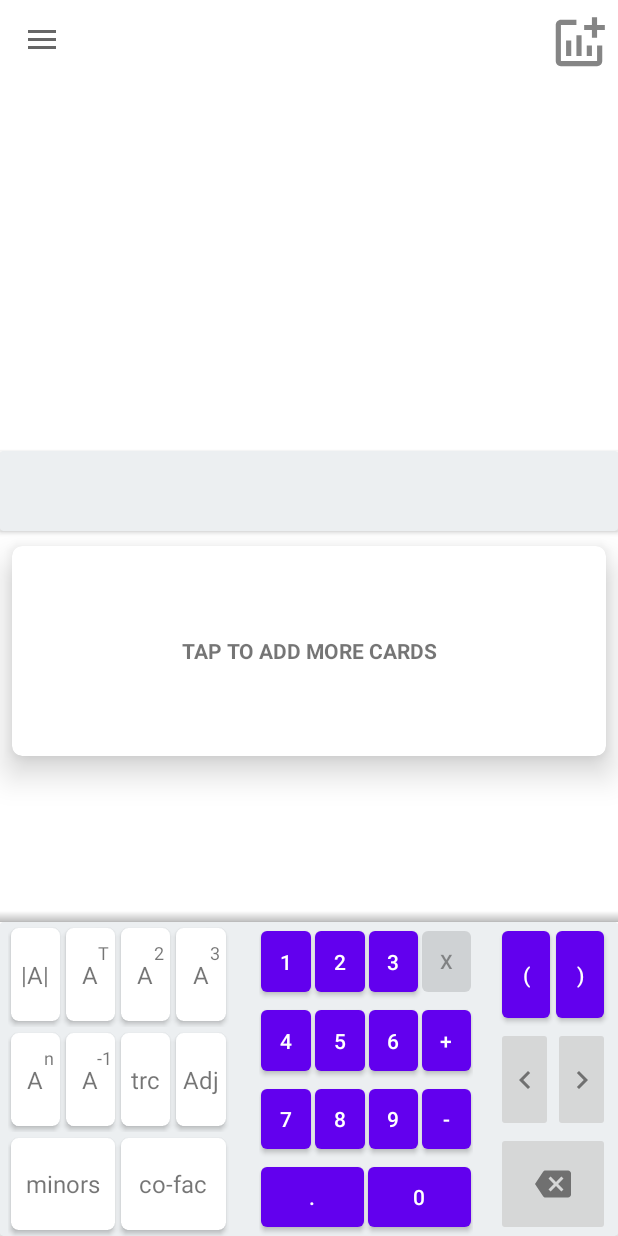
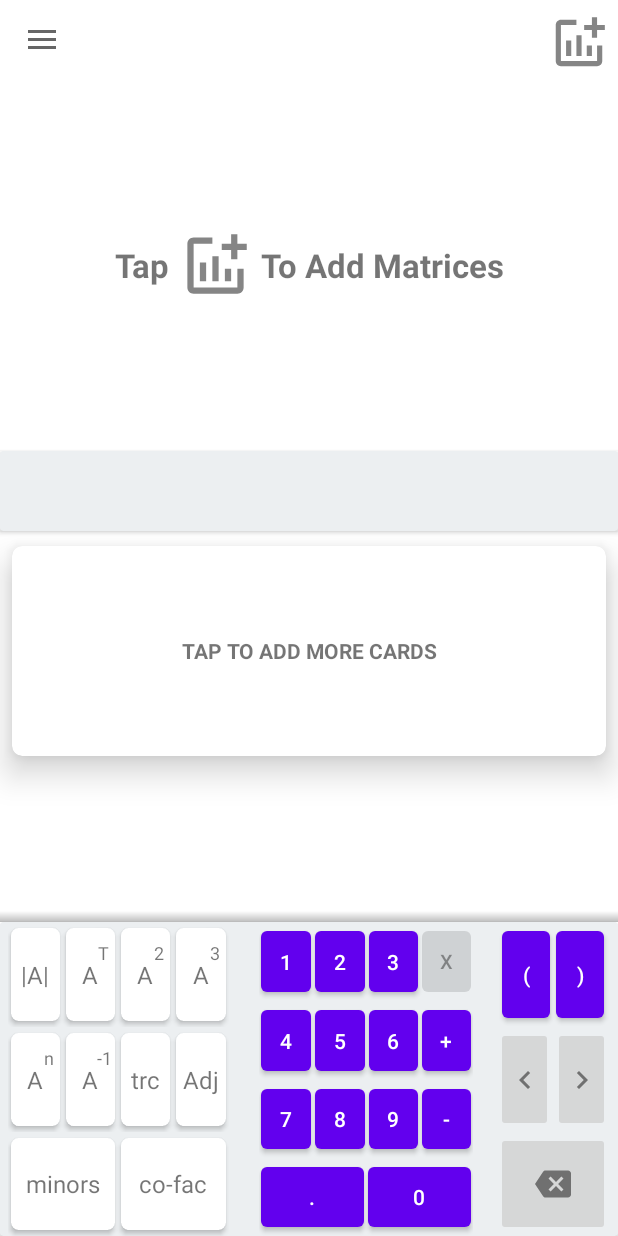
Before and after one commit to IjlalAhmad845/MatrixCalculator, an Android app: the screen it shows after launch (MainActivity), on a phone screen of 412 x 824 dp. Run offline under Robolectric (Android 15) with nearby library versions, the phone set to English and light mode, and no system bars.

Commit message:
Added Hint to add matrix cards and has set matrix cards limit to 'Z'

```diff
--- a/app/src/main/java/com/example/navigation/MainActivity.java
+++ b/app/src/main/java/com/example/navigation/MainActivity.java
@@ -44,7 +44,7 @@ public class MainActivity extends AppCompatActivity {
     ActionBarDrawerToggle toggle;
     DrawerLayout drawerLayout;
 
-    LinearLayout linearLayout,verticalLL;
+    LinearLayout linearLayout,verticalLL,addMatrixCardsHintLayout;
     HorizontalScrollView scrollView;
     ScrollView scrollView2;
     int counter1=0,counter2=0;
@@ -89,6 +89,8 @@ public class MainActivity extends AppCompatActivity {
 
         linearLayout=findViewById(R.id.linearLayout);
         scrollView=findViewById(R.id.scrollview);
+
+        addMatrixCardsHintLayout=findViewById(R.id.hintLayout);
 
         verticalLL=findViewById(R.id.VerticalLL);
         scrollView2=findViewById(R.id.scrollView2);
@@ -158,19 +160,23 @@ public class MainActivity extends AppCompatActivity {
     /**=================================================== DYNAMIC MATRIX PREVIEW CARDS =======================================================**/
     public void addCards(View v){
 
+        if(counter1==0)
+            addMatrixCardsHintLayout.setVisibility(View.GONE);
+
+        if(counter1<26) {
             CardView cardView = new CardView(this);
 
             matrixCardsParams = new LinearLayout.LayoutParams(
-                linearLayout.getWidth()/linearLayout.getChildCount()-linearLayout.getWidth()/linearLayout.getChildCount()/10,
-                linearLayout.getHeight()-linearLayout.getHeight()/5
+                    linearLayout.getWidth() / linearLayout.getChildCount() - linearLayout.getWidth() / linearLayout.getChildCount() / 10,
+                    linearLayout.getHeight() - linearLayout.getHeight() / 5
             );
-        matrixCardsParams.setMargins(linearLayout.getWidth()/linearLayout.getChildCount()/20, linearLayout.getHeight()/10, linearLayout.getWidth()/linearLayout.getChildCount()/20,linearLayout.getHeight()/10);
+            matrixCardsParams.setMargins(linearLayout.getWidth() / linearLayout.getChildCount() / 20, linearLayout.getHeight() / 10, linearLayout.getWidth() / linearLayout.getChildCount() / 20, linearLayout.getHeight() / 10);
 
             cardView.setLayoutParams(matrixCardsParams);
 
 
-        ConstraintLayout Cl=new ConstraintLayout(this);
-        ImageButton removeButton=new ImageButton(this);
+            ConstraintLayout Cl = new ConstraintLayout(this);
+            ImageButton removeButton = new ImageButton(this);
             removeButton.setId(View.generateViewId());
             removeButton.setImageResource(R.drawable.ic_trash);
             removeButton.setBackgroundColor(Color.TRANSPARENT);
@@ -181,11 +187,11 @@ public class MainActivity extends AppCompatActivity {
             editButton.setBackgroundColor(Color.TRANSPARENT);
 
 
-        TextView matrixName=new TextView(this);
+            TextView matrixName = new TextView(this);
 
             //recycler name mechanism that recycles deleted names to new matrices
-        for(int i=0;i<26;i++){
-            if(!matrixNamesStringList.contains(alphabets[i])){
+            for (int i = 0; i < 26; i++) {
+                if (!matrixNamesStringList.contains(alphabets[i])) {
                     matrixName.setText(alphabets[i]);
                     matrixNamesStringList.add(alphabets[i]);
                     break;
@@ -201,7 +207,7 @@ public class MainActivity extends AppCompatActivity {
 
 
             //Linear Layout Container of Whole matrix skeleton
-        LinearLayout matrixPreviewContainerLL=new LinearLayout(this);
+            LinearLayout matrixPreviewContainerLL = new LinearLayout(this);
             matrixPreviewContainerLL.setOrientation(LinearLayout.HORIZONTAL);
             matrixPreviewContainerLL.setLayoutParams(new ConstraintLayout.LayoutParams(ViewGroup.LayoutParams.WRAP_CONTENT, ViewGroup.LayoutParams.WRAP_CONTENT));
             matrixPreviewContainerLL.setId(View.generateViewId());
@@ -211,39 +217,37 @@ public class MainActivity extends AppCompatActivity {
 
             //loop for adding Vertical Linear layouts in above Container
             //Columns
-        for(int i=0;i<5;i++){
-            LinearLayout matrixPreviewLLArray=new LinearLayout(this);
+            for (int i = 0; i < 5; i++) {
+                LinearLayout matrixPreviewLLArray = new LinearLayout(this);
                 matrixPreviewLLArray.setOrientation(LinearLayout.VERTICAL);
                 matrixPreviewLLArray.setGravity(Gravity.CENTER);
                 matrixPreviewLLArray.setLayoutParams(new ConstraintLayout.LayoutParams(ViewGroup.LayoutParams.WRAP_CONTENT, ViewGroup.LayoutParams.WRAP_CONTENT));
 
 
-
                 matrixPreviewTextviewList.get(counter1).add(new ArrayList<>());
-
 
 
                 //loop for adding TextViews in Vertical Linear layouts in container LL
                 //rows
-            for(int j=0;j<5;j++){
-                TextView matrixPreviewTextviewArray=new TextView(this);
+                for (int j = 0; j < 5; j++) {
+                    TextView matrixPreviewTextviewArray = new TextView(this);
 
                     LinearLayout.LayoutParams params = new LinearLayout.LayoutParams(
                             ViewGroup.LayoutParams.WRAP_CONTENT,
                             ViewGroup.LayoutParams.WRAP_CONTENT
                     );
-                params.setMargins(matrixCardsParams.width/32, 0,matrixCardsParams.width/32,0);
+                    params.setMargins(matrixCardsParams.width / 32, 0, matrixCardsParams.width / 32, 0);
 
-                matrixPreviewTextviewArray.setTextSize(matrixCardsParams.width/5/5);
+                    matrixPreviewTextviewArray.setTextSize(matrixCardsParams.width / 5 / 5);
 
-                if(matricesState)
+                    if (matricesState)
                         matrixPreviewTextviewArray.setText("0");
-                else{
-                    if(i==j)matrixPreviewTextviewArray.setText("1");
+                    else {
+                        if (i == j) matrixPreviewTextviewArray.setText("1");
                         else matrixPreviewTextviewArray.setText("0");
                     }
 
-                matrixPreviewLLArray.addView(matrixPreviewTextviewArray,params);
+                    matrixPreviewLLArray.addView(matrixPreviewTextviewArray, params);
 
                     matrixPreviewTextviewList.get(counter1).get(i).add(matrixPreviewTextviewArray);
 
@@ -252,25 +256,23 @@ public class MainActivity extends AppCompatActivity {
                 matrixPreviewContainerLL.addView(matrixPreviewLLArray);
             }
 
-        for(int i=0;i<5;i++){
-            for(int j=0;j<5;j++)
+            for (int i = 0; i < 5; i++) {
+                for (int j = 0; j < 5; j++)
                     matrixPreviewTextviewList.get(counter1).get(i).get(j).setVisibility(View.GONE);
             }
 
-        for(int i=0;i<matrixCols;i++){
-            for(int j=0;j<matrixRows;j++)
+            for (int i = 0; i < matrixCols; i++) {
+                for (int j = 0; j < matrixRows; j++)
                     matrixPreviewTextviewList.get(counter1).get(i).get(j).setVisibility(View.VISIBLE);
             }
 
 
-
             //ripple effect
             TypedValue outValue = new TypedValue();
-        this.getTheme().resolveAttribute(android.R.attr.selectableItemBackgroundBorderless,outValue, true);
+            this.getTheme().resolveAttribute(android.R.attr.selectableItemBackgroundBorderless, outValue, true);
 
             removeButton.setBackgroundResource(outValue.resourceId);
             editButton.setBackgroundResource(outValue.resourceId);
-
 
 
             Cl.addView(removeButton);
@@ -284,26 +286,24 @@ public class MainActivity extends AppCompatActivity {
             matrixNamesTextviewList.add(matrixName);
 
             //connecting different Constraints programmatically on Constraint layout
-        ConstraintSet set=new ConstraintSet();
+            ConstraintSet set = new ConstraintSet();
             set.clone(Cl);
-        set.connect(removeButton.getId(),ConstraintSet.RIGHT,ConstraintSet.PARENT_ID,ConstraintSet.RIGHT,matrixCardsParams.width/24);
-        set.connect(removeButton.getId(),ConstraintSet.TOP,ConstraintSet.PARENT_ID,ConstraintSet.TOP,0);
+            set.connect(removeButton.getId(), ConstraintSet.RIGHT, ConstraintSet.PARENT_ID, ConstraintSet.RIGHT, matrixCardsParams.width / 24);
+            set.connect(removeButton.getId(), ConstraintSet.TOP, ConstraintSet.PARENT_ID, ConstraintSet.TOP, 0);
 
-        set.connect(editButton.getId(),ConstraintSet.RIGHT,ConstraintSet.PARENT_ID,ConstraintSet.RIGHT,matrixCardsParams.width/24);
-        set.connect(editButton.getId(),ConstraintSet.BOTTOM,ConstraintSet.PARENT_ID,ConstraintSet.BOTTOM,0);
+            set.connect(editButton.getId(), ConstraintSet.RIGHT, ConstraintSet.PARENT_ID, ConstraintSet.RIGHT, matrixCardsParams.width / 24);
+            set.connect(editButton.getId(), ConstraintSet.BOTTOM, ConstraintSet.PARENT_ID, ConstraintSet.BOTTOM, 0);
 
-        set.connect(matrixName.getId(),ConstraintSet.RIGHT,ConstraintSet.PARENT_ID,ConstraintSet.RIGHT,matrixCardsParams.width/8);
-        set.connect(matrixName.getId(),ConstraintSet.LEFT,ConstraintSet.PARENT_ID,ConstraintSet.LEFT,0);
-        set.connect(matrixName.getId(),ConstraintSet.TOP,ConstraintSet.PARENT_ID,ConstraintSet.TOP,matrixCardsParams.height/24);
+            set.connect(matrixName.getId(), ConstraintSet.RIGHT, ConstraintSet.PARENT_ID, ConstraintSet.RIGHT, matrixCardsParams.width / 8);
+            set.connect(matrixName.getId(), ConstraintSet.LEFT, ConstraintSet.PARENT_ID, ConstraintSet.LEFT, 0);
+            set.connect(matrixName.getId(), ConstraintSet.TOP, ConstraintSet.PARENT_ID, ConstraintSet.TOP, matrixCardsParams.height / 24);
 
 
-        set.connect(matrixPreviewContainerLL.getId(),ConstraintSet.LEFT,ConstraintSet.PARENT_ID,ConstraintSet.LEFT,0);
-        set.connect(matrixPreviewContainerLL.getId(),ConstraintSet.RIGHT,ConstraintSet.PARENT_ID,ConstraintSet.RIGHT,matrixCardsParams.width/8);
-        set.connect(matrixPreviewContainerLL.getId(),ConstraintSet.BOTTOM,ConstraintSet.PARENT_ID,ConstraintSet.BOTTOM,0);
-        set.connect(matrixPreviewContainerLL.getId(),ConstraintSet.TOP,ConstraintSet.PARENT_ID,ConstraintSet.TOP,0);
+            set.connect(matrixPreviewContainerLL.getId(), ConstraintSet.LEFT, ConstraintSet.PARENT_ID, ConstraintSet.LEFT, 0);
+            set.connect(matrixPreviewContainerLL.getId(), ConstraintSet.RIGHT, ConstraintSet.PARENT_ID, ConstraintSet.RIGHT, matrixCardsParams.width / 8);
+            set.connect(matrixPreviewContainerLL.getId(), ConstraintSet.BOTTOM, ConstraintSet.PARENT_ID, ConstraintSet.BOTTOM, 0);
+            set.connect(matrixPreviewContainerLL.getId(), ConstraintSet.TOP, ConstraintSet.PARENT_ID, ConstraintSet.TOP, 0);
             set.applyTo(Cl);
-
-
 
 
             cardView.setElevation(10f);
@@ -312,7 +312,7 @@ public class MainActivity extends AppCompatActivity {
             cardView.setAlpha(0f);
 
             //adding upcoming cards to horizontal scroll view
-        linearLayout.addView(cardView,linearLayout.getChildCount()-1);
+            linearLayout.addView(cardView, linearLayout.getChildCount() - 1);
 
             cardView.animate().alpha(1.0f).setDuration(200).setListener(null);
             scrollView.fullScroll(View.FOCUS_RIGHT);
@@ -344,6 +344,8 @@ public class MainActivity extends AppCompatActivity {
                             //rollback counter by 1
                             counter1--;
 
+                            if (counter1 == 0)
+                                addMatrixCardsHintLayout.setVisibility(View.VISIBLE);
                             super.onAnimationEnd(animation);
                         }
                     });
@@ -354,9 +356,9 @@ public class MainActivity extends AppCompatActivity {
             editButton.setOnClickListener(v1 -> {
                 //ArrayList<TextView> object = new ArrayList<>();
                 matrixPreviewStringList.clear();
-            for(int i = 0; i< matrixColsList.get(matrixPreviewIDList.indexOf(matrixPreviewContainerLL.getId())); i++){
+                for (int i = 0; i < matrixColsList.get(matrixPreviewIDList.indexOf(matrixPreviewContainerLL.getId())); i++) {
                     matrixPreviewStringList.add(new ArrayList<>());
-                for(int j = 0; j< matrixRowsList.get(matrixPreviewIDList.indexOf(matrixPreviewContainerLL.getId())); j++)
+                    for (int j = 0; j < matrixRowsList.get(matrixPreviewIDList.indexOf(matrixPreviewContainerLL.getId())); j++)
                         matrixPreviewStringList.get(i).add(matrixPreviewTextviewList.get(matrixPreviewIDList.indexOf(matrixPreviewContainerLL.getId())).get(i).get(j).getText().toString());
                 }
 
@@ -364,9 +366,9 @@ public class MainActivity extends AppCompatActivity {
                 Intent intent = new Intent(getApplicationContext(), MatrixInput.class);
                 Bundle bundle = new Bundle();
                 bundle.putSerializable("com.example.navigation.index", matrixPreviewIDList.indexOf(matrixPreviewContainerLL.getId()));
-            bundle.putSerializable("com.example.navigation.String_list",matrixPreviewStringList);
-            bundle.putSerializable("com.example.navigation.columns",matrixPreviewStringList.get(0).size());
-            bundle.putSerializable("com.example.navigation.rows",matrixPreviewStringList.size());
+                bundle.putSerializable("com.example.navigation.String_list", matrixPreviewStringList);
+                bundle.putSerializable("com.example.navigation.columns", matrixPreviewStringList.get(0).size());
+                bundle.putSerializable("com.example.navigation.rows", matrixPreviewStringList.size());
                 bundle.putSerializable("com.example.navigation.matrixName", matrixNamesStringList.get(matrixPreviewIDList.indexOf(matrixPreviewContainerLL.getId())));
                 bundle.putSerializable("com.example.navigation.matrixNames", matrixNamesStringList);
                 intent.putExtras(bundle);
@@ -381,18 +383,17 @@ public class MainActivity extends AppCompatActivity {
                 String str;
                 int cursorIndex;
 
-                    for(int i=0;i<editTextList.size();i++) {
+                for (int i = 0; i < editTextList.size(); i++) {
                     if (editTextList.get(i).isFocused()) {
                         str = editTextList.get(i).getText().toString();
                         cursorIndex = editTextList.get(i).getSelectionStart();
 
-                            if(cursorIndex>0 && (Character.isLetterOrDigit(str.charAt(cursorIndex-1)) || str.charAt(cursorIndex-1)==')')){
-                                editTextList.get(i).setText(str.substring(0,cursorIndex)+"·"+matrixNamesStringList.get(matrixPreviewIDList.indexOf(matrixPreviewContainerLL.getId()))+str.substring(cursorIndex));
-                                editTextList.get(i).setSelection(cursorIndex+2);
-                            }
-                            else {
-                                editTextList.get(i).setText(str.substring(0,cursorIndex)+matrixNamesStringList.get(matrixPreviewIDList.indexOf(matrixPreviewContainerLL.getId()))+str.substring(cursorIndex));
-                                editTextList.get(i).setSelection(cursorIndex+1);
+                        if (cursorIndex > 0 && (Character.isLetterOrDigit(str.charAt(cursorIndex - 1)) || str.charAt(cursorIndex - 1) == ')')) {
+                            editTextList.get(i).setText(str.substring(0, cursorIndex) + "·" + matrixNamesStringList.get(matrixPreviewIDList.indexOf(matrixPreviewContainerLL.getId())) + str.substring(cursorIndex));
+                            editTextList.get(i).setSelection(cursorIndex + 2);
+                        } else {
+                            editTextList.get(i).setText(str.substring(0, cursorIndex) + matrixNamesStringList.get(matrixPreviewIDList.indexOf(matrixPreviewContainerLL.getId())) + str.substring(cursorIndex));
+                            editTextList.get(i).setSelection(cursorIndex + 1);
                         }
 
                         //activated operator buttons after pressing Matrix cards
@@ -405,12 +406,13 @@ public class MainActivity extends AppCompatActivity {
                 }
 
 
-
             });
 
             //ONE OF THE MOST IMPORTANT VARIABLE (Controls all the array lists)
             counter1++;
-
+        }
+        else
+            Toast.makeText(getApplicationContext(), "Matrix Cards Limit Reached", Toast.LENGTH_SHORT).show();
     }
 /**=================================================== DYNAMIC TEXT FIELDS =======================================================**/
     public void addResultField(){
--- a/app/src/main/res/layout/activity_feedback.xml
+++ b/app/src/main/res/layout/activity_feedback.xml
@@ -121,7 +121,7 @@
             android:layout_height="0dp"
             android:layout_weight="3"
             android:layout_margin="5dp"
-            android:hint="Content"
+            android:hint="Feedback"
             >
 
             <com.google.android.material.textfield.TextInputEditText
--- a/app/src/main/res/layout/activity_main.xml
+++ b/app/src/main/res/layout/activity_main.xml
@@ -6,7 +6,8 @@
     android:layout_height="match_parent"
     tools:context=".MainActivity"
     android:id="@+id/drawer"
-    tools:openDrawer="start">
+
+    >
 
     <androidx.constraintlayout.widget.ConstraintLayout
         android:layout_width="match_parent"
@@ -23,6 +24,42 @@
             app:titleTextColor="@color/white"
             tools:layout_editor_absoluteX="0dp" />
 
+
+        <LinearLayout
+            android:id="@+id/hintLayout"
+            android:layout_width="wrap_content"
+            android:layout_height="wrap_content"
+            app:layout_constraintWidth_percent=".7"
+            app:layout_constraintHeight_percent=".2"
+            android:orientation="horizontal"
+            app:layout_constraintBottom_toBottomOf="@+id/scrollview"
+            app:layout_constraintEnd_toEndOf="parent"
+            app:layout_constraintStart_toStartOf="parent"
+            app:layout_constraintTop_toBottomOf="@+id/toolbar">
+
+            <TextView
+                android:layout_width="wrap_content"
+                android:layout_height="wrap_content"
+                android:text="Tap "
+                android:textStyle="bold"
+                android:textSize="22sp"
+                android:layout_gravity="center"/>
+
+            <ImageView
+                android:layout_width="50dp"
+                android:layout_height="50dp"
+                app:srcCompat="@drawable/ic_addmat"
+                android:layout_gravity="center"/>
+
+            <TextView
+                android:layout_width="wrap_content"
+                android:layout_height="wrap_content"
+                android:text=" To Add Matrices"
+                android:textStyle="bold"
+                android:textSize="22sp"
+                android:layout_gravity="center"/>
+
+        </LinearLayout>
 
         <HorizontalScrollView
             android:id="@+id/scrollview"
```
Lines whose indentation alone changed are shown as unchanged.
